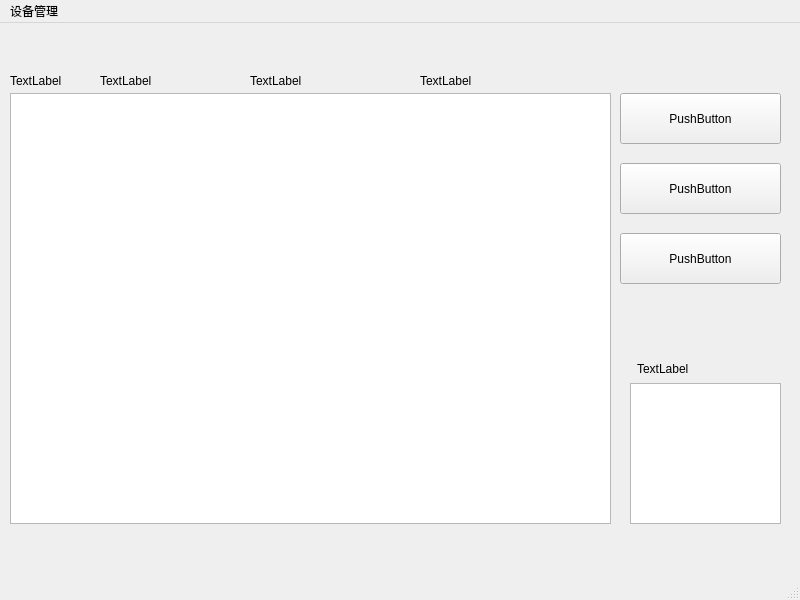
Old version of the form simos/DeviceManagement/dvmainwindow.ui in the repository LinnkidChen/OS_Project.
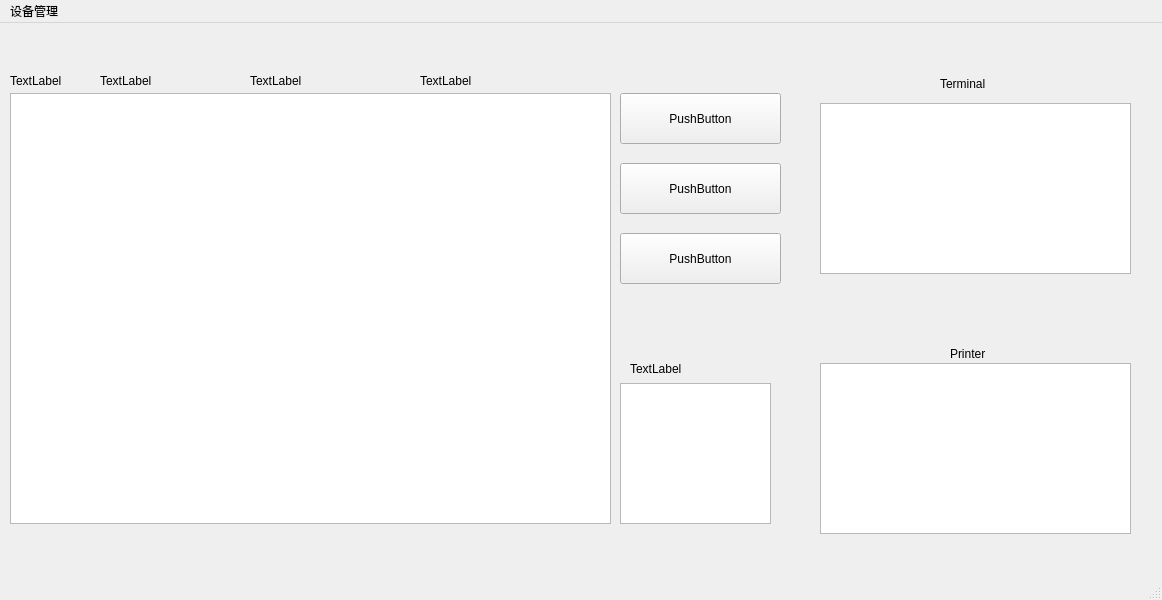
New version of the form.

Diff of the .ui file:
```diff
--- a/simos/DeviceManagement/dvmainwindow.ui
+++ b/simos/DeviceManagement/dvmainwindow.ui
@@ -6,7 +6,7 @@
    <rect>
     <x>0</x>
     <y>0</y>
-    <width>800</width>
+    <width>1162</width>
     <height>600</height>
    </rect>
   </property>
@@ -66,7 +66,7 @@
    <widget class="QListWidget" name="TypeChoose">
     <property name="geometry">
      <rect>
-      <x>630</x>
+      <x>620</x>
       <y>360</y>
       <width>151</width>
       <height>141</height>
@@ -128,7 +128,7 @@
    <widget class="QLabel" name="label_5">
     <property name="geometry">
      <rect>
-      <x>637</x>
+      <x>630</x>
       <y>335</y>
       <width>131</width>
       <height>21</height>
@@ -138,13 +138,62 @@
      <string>TextLabel</string>
     </property>
    </widget>
+   <widget class="QTextEdit" name="Terminal">
+    <property name="geometry">
+     <rect>
+      <x>820</x>
+      <y>80</y>
+      <width>311</width>
+      <height>171</height>
+     </rect>
+    </property>
+    <property name="readOnly">
+     <bool>true</bool>
+    </property>
+   </widget>
+   <widget class="QTextEdit" name="Printer">
+    <property name="geometry">
+     <rect>
+      <x>820</x>
+      <y>340</y>
+      <width>311</width>
+      <height>171</height>
+     </rect>
+    </property>
+   </widget>
+   <widget class="QLabel" name="label_6">
+    <property name="geometry">
+     <rect>
+      <x>940</x>
+      <y>50</y>
+      <width>61</width>
+      <height>21</height>
+     </rect>
+    </property>
+    <property name="text">
+     <string>Terminal</string>
+    </property>
+   </widget>
+   <widget class="QLabel" name="label_7">
+    <property name="geometry">
+     <rect>
+      <x>950</x>
+      <y>320</y>
+      <width>51</width>
+      <height>21</height>
+     </rect>
+    </property>
+    <property name="text">
+     <string>Printer</string>
+    </property>
+   </widget>
   </widget>
   <widget class="QMenuBar" name="menubar">
    <property name="geometry">
     <rect>
      <x>0</x>
      <y>0</y>
-     <width>800</width>
+     <width>1162</width>
      <height>24</height>
     </rect>
    </property>
```
